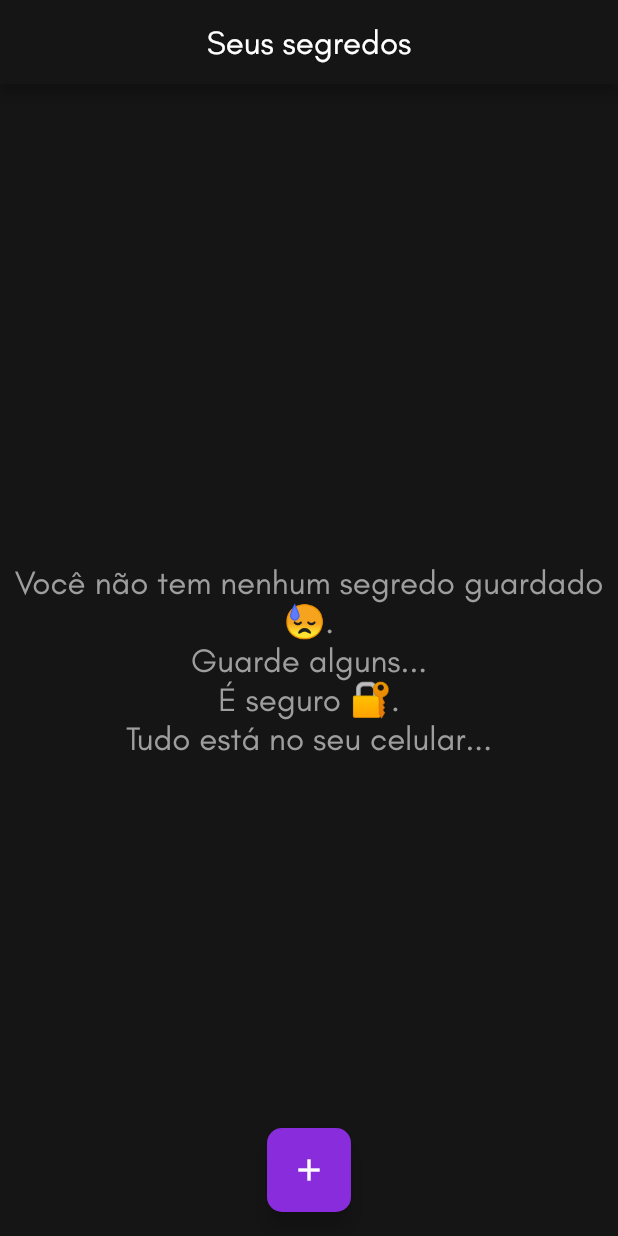
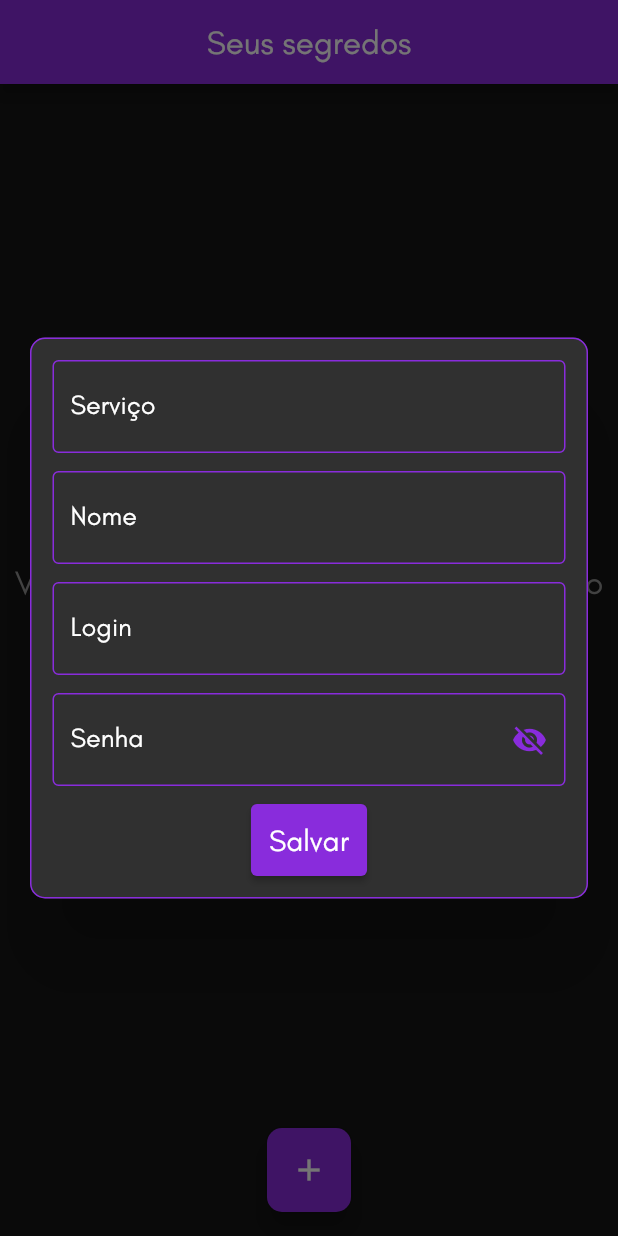
Before and after one commit to legermano/secretjar, a Flutter app: the SecretsList screen opened directly, after a tap on the "add" icon, on a phone screen of 412 x 824 dp. Run offline on Flutter 3.47's test engine with Material 2 defaults, Android fonts, the light colour scheme and no system bars; our stand-ins replace flutter_secure_storage, flutter_slidable, fluttertoast, hive, hive_flutter, local_auth; missing offline and left inert: encrypt; accounts and stored records are empty.

Commit message:
Added CRUD for the secrets

```diff
--- a/lib/main.dart
+++ b/lib/main.dart
@@ -20,7 +20,7 @@ void main() async {
     await secureStorage.write(key: 'key', value: base64Encode(key));
   }
 
-  var keyStr = await secureStorage.read(key: 'key');
+  String? keyStr = await secureStorage.read(key: 'key');
 
   if (keyStr != null) {
     Uint8List encryptionKey = base64Url.decode(keyStr);
--- /dev/null
+++ b/lib/model/secret_model.dart
@@ -0,0 +1,27 @@
+import 'package:hive/hive.dart';
+
+String boxName = "secrets";
+
+class SecretModel {
+  Box box = Hive.box(boxName);
+
+  Iterable<dynamic> getAll() {
+    return box.values;
+  }
+
+  dynamic get(int index) {
+    return box.getAt(index);
+  }
+
+  Future<void> delete(int index) async {
+    await box.deleteAt(index);
+  }
+
+  Future<void> save(dynamic values, {int? index}) async {
+    if (index == null) {
+      await box.add(values);
+    } else {
+      await box.putAt(index, values);
+    }
+  }
+}
--- a/lib/pages/secrets_list.dart
+++ b/lib/pages/secrets_list.dart
@@ -1,6 +1,8 @@
 import 'package:flutter/material.dart';
 import 'package:flutter_slidable/flutter_slidable.dart';
-import 'package:hive/hive.dart';
+import 'package:secrectjar/model/secret_model.dart';
+import 'package:secrectjar/utils/theme/encrypt_service.dart';
+import 'package:secrectjar/widgets/secret.dart';
 
 class SecretsList extends StatefulWidget {
   const SecretsList({Key? key}) : super(key: key);
@@ -10,8 +12,8 @@ class SecretsList extends StatefulWidget {
 }
 
 class _SecretsListState extends State<SecretsList> {
-  Box box = Hive.box('secrets');
-  bool longPressed = false;
+  SecretModel secretModel = SecretModel();
+  EncryptService encryptService = EncryptService();
 
   @override
   Widget build(BuildContext context) {
@@ -24,9 +26,10 @@ class _SecretsListState extends State<SecretsList> {
             fontSize: 22,
           ),
         ),
+        // backgroundColor: Theme.of(context).primaryColor,
       ),
       floatingActionButton: FloatingActionButton(
-        onPressed: () => {},
+        onPressed: () => _secretForm(context),
         shape: RoundedRectangleBorder(
           borderRadius: BorderRadius.circular(10),
         ),
@@ -37,14 +40,18 @@ class _SecretsListState extends State<SecretsList> {
         ),
       ),
       floatingActionButtonLocation: FloatingActionButtonLocation.centerFloat,
-      body: FutureBuilder(
+      body: FutureBuilder<List?>(
         future: fetch(),
         builder: (context, snapshot) {
-          if(snapshot.data == null) {
-            return noSecrets();
+          if (snapshot.connectionState == ConnectionState.waiting) {
+            return const Center(child: CircularProgressIndicator());
+          } else {
+            if (!snapshot.hasData) {
+              return noSecrets();
+            }
+
+            return secretsList(context, snapshot);
           }
-
-          return secretsList(context, snapshot);
         },
       ),
     );
@@ -67,18 +74,34 @@ class _SecretsListState extends State<SecretsList> {
     return ListView.builder(
       itemCount: snapshot.data.length,
       itemBuilder: (context, index) {
-        Map data = box.getAt(index);
+        Map data = secretModel.get(index);
         return Card(
           margin: const EdgeInsets.all(12),
           child: Slidable(
-            startActionPane: ActionPane(
+            endActionPane: ActionPane(
               motion: const DrawerMotion(),
               children: [
+                SlidableAction(
+                  label: 'Editar',
+                  backgroundColor: Colors.black45,
+                  icon: Icons.edit,
+                  onPressed: (context) {
+                    _secretForm(
+                      context,
+                      index: index,
+                      type: "${data['type']}",
+                      name: "${data['name']}",
+                      login: "${data['login']}",
+                      password: "${data['password']}",
+                    );
+                    setState(() {});
+                  },
+                ),
                 SlidableAction(
                   label: 'Excluir',
                   backgroundColor: Colors.red,
                   icon: Icons.delete,
-                  onPressed: (context) {},
+                  onPressed: (context) => _delete(index),
                 ),
               ],
             ),
@@ -87,13 +110,13 @@ class _SecretsListState extends State<SecretsList> {
                 vertical: 12,
                 horizontal: 12,
               ),
-              tileColor: const Color(0xff1c1c1c),
+              tileColor: Colors.grey[850],
               leading: const Icon(
                 Icons.lock,
                 size: 32,
               ),
               title: Text(
-                "${data['nick']}",
+                "${data['name']}",
                 style: const TextStyle(
                   fontSize: 22,
                   color: Colors.grey,
@@ -102,14 +125,17 @@ class _SecretsListState extends State<SecretsList> {
                 overflow: TextOverflow.ellipsis,
               ),
               subtitle: const Text(
-                "Clique para copiar seu segredo!",
+                "Clique no ícone para copiar a senha do seu segredo!",
                 style: TextStyle(
                   fontSize: 16,
                   color: Colors.grey,
                 ),
               ),
               trailing: IconButton(
-                onPressed: () {},
+                onPressed: () => encryptService.copyToClipboard(
+                  data['password'],
+                  context,
+                ),
                 icon: const Icon(
                   Icons.copy_rounded,
                   size: 36,
@@ -122,11 +148,42 @@ class _SecretsListState extends State<SecretsList> {
     );
   }
 
-  Future fetch() async {
-    if(box.values.isEmpty) {
+  Future<List?> fetch() async {
+    Iterable<dynamic> secrets = secretModel.getAll();
+
+    if (secrets.isEmpty) {
       return Future.value(null);
     }
 
-    return Future.value(box.toMap());
+    return Future.value(secrets.toList());
+  }
+
+  void _delete(int index) async {
+    await secretModel.delete(index);
+    setState(() {});
+  }
+
+  Future<void> _secretForm(
+    BuildContext context, {
+    int? index,
+    String type = "",
+    String name = "",
+    String login = "",
+    String password = "",
+  }) async {
+    await showDialog(
+      context: context,
+      builder: (context) {
+        return Secrect(
+          index: index,
+          type: type,
+          name: name,
+          login: login,
+          password: password,
+        );
+      },
+    );
+
+    setState(() {});
   }
 }
--- a/lib/utils/theme/custom_themes.dart
+++ b/lib/utils/theme/custom_themes.dart
@@ -3,9 +3,10 @@ import 'package:flutter/material.dart';
 final darkTheme = ThemeData(
   primaryColor: const Color(0xff892cdc),
   primaryColorDark: Colors.purple,
+  backgroundColor: Colors.grey[850],
   scaffoldBackgroundColor: const Color(0xff151515),
   appBarTheme: const AppBarTheme(
-    backgroundColor: Color(0xff151515),
+    backgroundColor: Color(0xff892cdc),
   ),
   textTheme: const TextTheme().apply(
     fontFamily: "customFont",
--- /dev/null
+++ b/lib/widgets/secret.dart
@@ -0,0 +1,213 @@
+import 'package:flutter/material.dart';
+import 'package:secrectjar/model/secret_model.dart';
+import 'package:secrectjar/utils/theme/encrypt_service.dart';
+
+class Secrect extends StatefulWidget {
+  final int? index;
+  final String type;
+  final String name;
+  final String login;
+  final String password;
+
+  const Secrect({
+    Key? key,
+    this.index,
+    this.type = "",
+    this.name = "",
+    this.login = "",
+    this.password = "",
+  }) : super(key: key);
+
+  @override
+  State<Secrect> createState() => _SecrectState();
+}
+
+final _formKey = GlobalKey<FormState>();
+final _typeController = TextEditingController(text: null);
+final _nameController = TextEditingController(text: null);
+final _loginController = TextEditingController(text: null);
+final _passwordController = TextEditingController(text: null);
+final _encryptService = EncryptService();
+
+class _SecrectState extends State<Secrect> {
+  bool passwordVisible = false;
+
+  @override
+  Widget build(BuildContext context) {
+    _typeController.text = widget.type;
+    _nameController.text = widget.name;
+    _loginController.text = widget.login;
+
+    if(widget.password.trim().isEmpty) {
+      _passwordController.text = widget.password;
+    } else {
+      _passwordController.text = _encryptService.decrypt(widget.password);
+    }
+
+    return Dialog(
+      backgroundColor: Theme.of(context).backgroundColor,
+      insetPadding: const EdgeInsets.symmetric(horizontal: 20),
+      shape: RoundedRectangleBorder(
+        borderRadius: const BorderRadius.all(Radius.circular(10)),
+        side: BorderSide(color: Theme.of(context).primaryColor),
+      ),
+      child: SingleChildScrollView(
+        child: Form(
+          key: _formKey,
+          child: Padding(
+            padding: const EdgeInsets.all(15),
+            child: Column(
+              mainAxisSize: MainAxisSize.min,
+              children: [
+                customTextoFormField(
+                  label: "Serviço",
+                  hint: "Google",
+                  controller: _typeController,
+                  validator: validateEmptyInput,
+                ),
+                separatorBox(),
+                customTextoFormField(
+                  label: "Nome",
+                  hint: "Nome do segredo",
+                  controller: _nameController,
+                  validator: validateEmptyInput,
+                ),
+                separatorBox(),
+                customTextoFormField(
+                  label: "Login",
+                  hint: "Username/Email/Telefone",
+                  controller: _loginController,
+                  validator: validateEmptyInput,
+                ),
+                separatorBox(),
+                customTextoFormField(
+                  label: "Senha",
+                  hint: "Senha de login",
+                  controller: _passwordController,
+                  validator: validateEmptyInput,
+                  isPassword: true,
+                ),
+                separatorBox(),
+                saveButton(),
+              ],
+            ),
+          ),
+        ),
+      ),
+    );
+  }
+
+  Widget customTextoFormField({
+    String? label,
+    String? hint,
+    TextEditingController? controller,
+    String? Function(String?)? validator,
+    bool isPassword = false,
+  }) {
+    return TextFormField(
+      decoration: InputDecoration(
+          focusedBorder: OutlineInputBorder(
+            borderSide: BorderSide(
+              color: Theme.of(context).primaryColor,
+            ),
+          ),
+          enabledBorder: OutlineInputBorder(
+            borderSide: BorderSide(
+              color: Theme.of(context).primaryColor,
+            ),
+          ),
+          labelText: label,
+          labelStyle: const TextStyle(
+            color: Colors.white,
+          ),
+          hintText: hint,
+          hintStyle: const TextStyle(color: Colors.white),
+          suffixIcon: isPassword
+            ? IconButton(
+              icon: Icon(
+                passwordVisible
+                ? Icons.visibility
+                : Icons.visibility_off,
+                color: Theme.of(context).primaryColor,
+              ),
+              onPressed: () => toogleShowPassword(),
+            )
+            : null,
+        ),
+      style: const TextStyle(
+        fontSize: 18,
+        color: Colors.white,
+      ),
+      keyboardType: TextInputType.text,
+      obscureText: isPassword ? !passwordVisible : false,
+      controller: controller,
+      validator: validator,
+    );
+  }
+
+  Widget separatorBox() {
+    return const SizedBox(
+      height: 12,
+    );
+  }
+
+  String? validateEmptyInput(String? value) {
+    if (value == null || value.trim().isEmpty) {
+      return "Enter a value";
+    }
+
+    return null;
+  }
+
+  void toogleShowPassword() {
+    setState(() {
+      passwordVisible = !passwordVisible;
+    });
+  }
+
+  Widget saveButton() {
+    return ElevatedButton(
+      onPressed: () => saveSecret(
+        _typeController.text,
+        _nameController.text,
+        _loginController.text,
+        _passwordController.text,
+      ),
+      style: ButtonStyle(
+        padding: MaterialStateProperty.all(
+          const EdgeInsets.symmetric(
+            vertical: 12,
+            horizontal: 12,
+          ),
+        ),
+        backgroundColor: MaterialStateProperty.all(
+          Theme.of(context).primaryColor,
+        ),
+      ),
+      child: const Text(
+        "Salvar",
+        style: TextStyle(fontSize: 20),
+      ),
+    );
+  }
+
+  void saveSecret(String type, String name, String login, String password) {
+    EncryptService encryptService = EncryptService();
+
+    // Encrypt the password
+    password = encryptService.encrypt(password);
+
+    SecretModel secretModel = SecretModel();
+
+    dynamic values = {
+      'type': type.toLowerCase(),
+      'name': name,
+      'login': login,
+      'password': password
+    };
+
+    secretModel.save(values, index: widget.index);
+
+    Navigator.of(context).pop();
+  }
+}
--- a/pubspec.yaml
+++ b/pubspec.yaml
@@ -38,6 +38,8 @@ dependencies:
   hive: ^2.2.1
   hive_flutter: ^1.1.0
   flutter_slidable: ^1.3.0
+  encrypt: ^5.0.1
+  fluttertoast: ^8.0.9
 
 dev_dependencies:
   flutter_test:
```
Also changed, not shown: lib/pages/secret.dart (deleted, +0 -72 lines), lib/utils/theme/encrypt_service.dart (added, +54 -0 lines), pubspec.lock.
